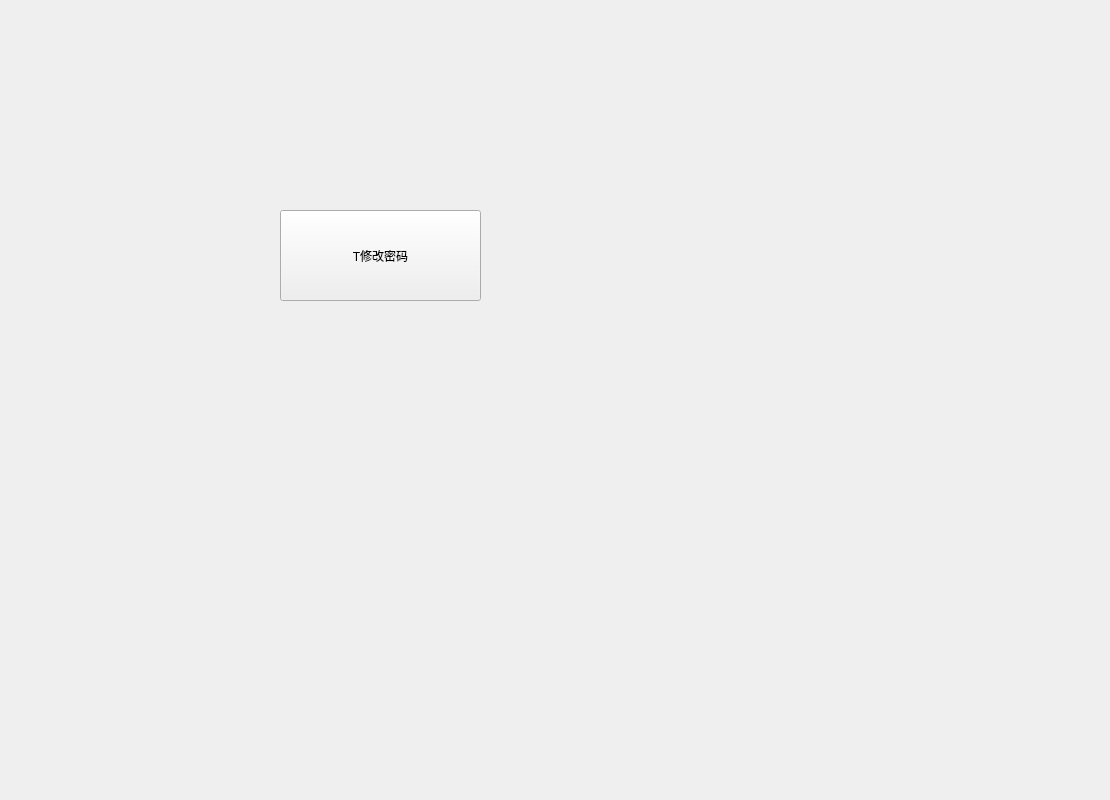
First picture: the form in 2_qt/SneakerTraClient/subtrader/traderchangepswdform.ui, repository IvanNotOnlyFAt/Sneaker, before the edit.
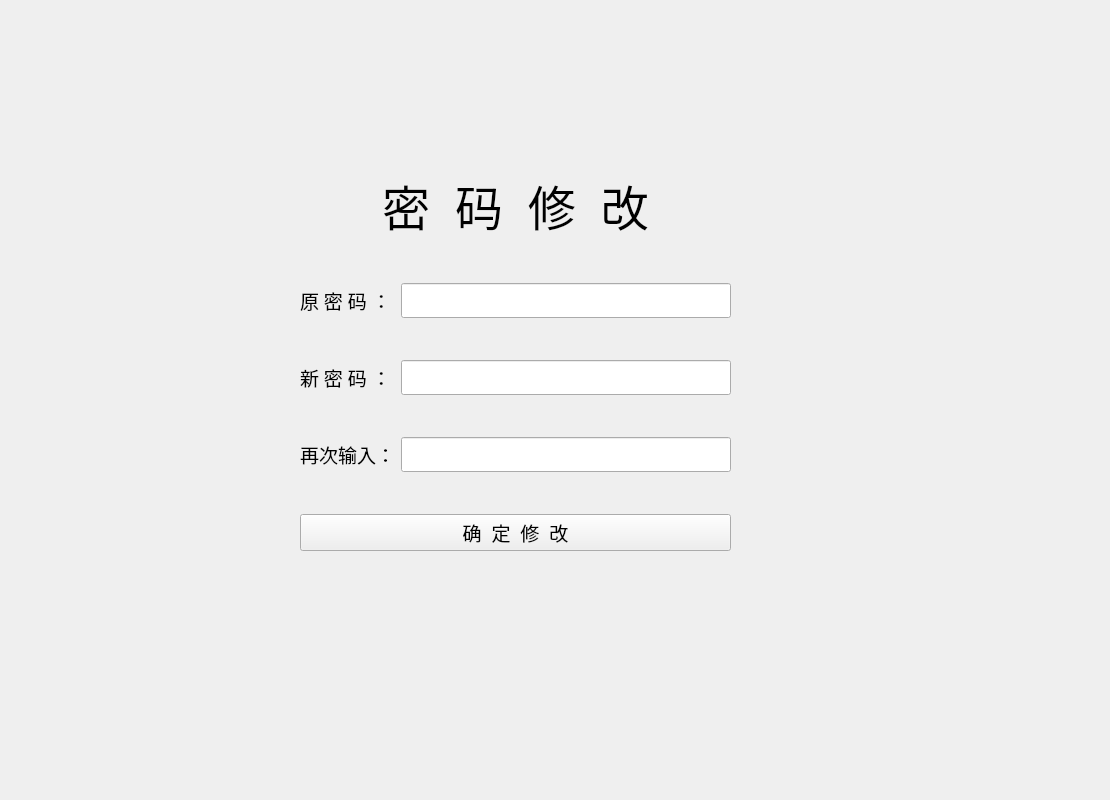
Second picture: the form after the edit.

```diff
--- a/2_qt/SneakerTraClient/subtrader/traderchangepswdform.ui
+++ b/2_qt/SneakerTraClient/subtrader/traderchangepswdform.ui
@@ -13,18 +13,167 @@
   <property name="windowTitle">
    <string>Form</string>
   </property>
-  <widget class="QPushButton" name="pushButton">
+  <widget class="QWidget" name="">
    <property name="geometry">
     <rect>
-     <x>280</x>
-     <y>210</y>
-     <width>201</width>
-     <height>91</height>
+     <x>300</x>
+     <y>170</y>
+     <width>431</width>
+     <height>381</height>
     </rect>
    </property>
-   <property name="text">
-    <string>T修改密码</string>
-   </property>
+   <layout class="QGridLayout" name="gridLayout">
+    <item row="1" column="0" colspan="2">
+     <spacer name="verticalSpacer_2">
+      <property name="orientation">
+       <enum>Qt::Vertical</enum>
+      </property>
+      <property name="sizeHint" stdset="0">
+       <size>
+        <width>20</width>
+        <height>40</height>
+       </size>
+      </property>
+     </spacer>
+    </item>
+    <item row="5" column="0" colspan="2">
+     <spacer name="verticalSpacer_3">
+      <property name="orientation">
+       <enum>Qt::Vertical</enum>
+      </property>
+      <property name="sizeHint" stdset="0">
+       <size>
+        <width>20</width>
+        <height>40</height>
+       </size>
+      </property>
+     </spacer>
+    </item>
+    <item row="3" column="0" colspan="2">
+     <spacer name="verticalSpacer">
+      <property name="orientation">
+       <enum>Qt::Vertical</enum>
+      </property>
+      <property name="sizeHint" stdset="0">
+       <size>
+        <width>20</width>
+        <height>40</height>
+       </size>
+      </property>
+     </spacer>
+    </item>
+    <item row="6" column="1">
+     <widget class="QLineEdit" name="le_again">
+      <property name="font">
+       <font>
+        <family>Adobe Devanagari</family>
+        <pointsize>14</pointsize>
+       </font>
+      </property>
+     </widget>
+    </item>
+    <item row="8" column="0" colspan="2">
+     <widget class="QPushButton" name="pushButton">
+      <property name="font">
+       <font>
+        <family>Adobe Devanagari</family>
+        <pointsize>14</pointsize>
+       </font>
+      </property>
+      <property name="text">
+       <string>确  定  修  改</string>
+      </property>
+     </widget>
+    </item>
+    <item row="4" column="1">
+     <widget class="QLineEdit" name="le_new">
+      <property name="font">
+       <font>
+        <family>Adobe Devanagari</family>
+        <pointsize>14</pointsize>
+       </font>
+      </property>
+     </widget>
+    </item>
+    <item row="6" column="0">
+     <widget class="QLabel" name="label_4">
+      <property name="font">
+       <font>
+        <family>Adobe Devanagari</family>
+        <pointsize>14</pointsize>
+       </font>
+      </property>
+      <property name="text">
+       <string>再次输入：</string>
+      </property>
+     </widget>
+    </item>
+    <item row="0" column="0" colspan="2">
+     <widget class="QLabel" name="label">
+      <property name="font">
+       <font>
+        <family>华文楷体</family>
+        <pointsize>36</pointsize>
+       </font>
+      </property>
+      <property name="text">
+       <string>密  码  修  改</string>
+      </property>
+      <property name="alignment">
+       <set>Qt::AlignCenter</set>
+      </property>
+     </widget>
+    </item>
+    <item row="2" column="0">
+     <widget class="QLabel" name="label_2">
+      <property name="font">
+       <font>
+        <family>Adobe Devanagari</family>
+        <pointsize>14</pointsize>
+       </font>
+      </property>
+      <property name="text">
+       <string>原 密 码 ：</string>
+      </property>
+     </widget>
+    </item>
+    <item row="2" column="1">
+     <widget class="QLineEdit" name="le_old">
+      <property name="font">
+       <font>
+        <family>Adobe Devanagari</family>
+        <pointsize>14</pointsize>
+       </font>
+      </property>
+     </widget>
+    </item>
+    <item row="4" column="0">
+     <widget class="QLabel" name="label_3">
+      <property name="font">
+       <font>
+        <family>Adobe Devanagari</family>
+        <pointsize>14</pointsize>
+       </font>
+      </property>
+      <property name="text">
+       <string>新 密 码 ：</string>
+      </property>
+     </widget>
+    </item>
+    <item row="7" column="0" colspan="2">
+     <spacer name="verticalSpacer_4">
+      <property name="orientation">
+       <enum>Qt::Vertical</enum>
+      </property>
+      <property name="sizeHint" stdset="0">
+       <size>
+        <width>20</width>
+        <height>40</height>
+       </size>
+      </property>
+     </spacer>
+    </item>
+   </layout>
   </widget>
  </widget>
  <resources/>
```
